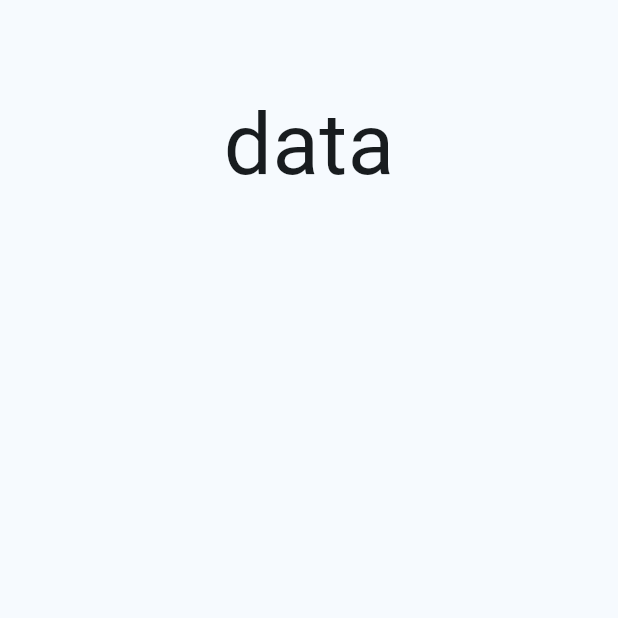
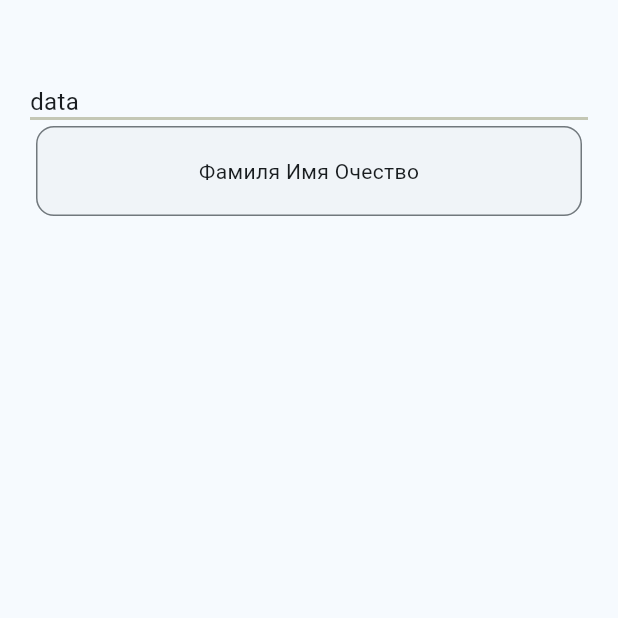
Before and after one commit to Aidosio/salles_app, a Flutter app: the screen it shows after launch, on a phone screen of 412 x 824 dp, the top half of it. Run offline on Flutter 3.47's test engine with Material 2 defaults, Android fonts, the phone set to English and light mode, and no system bars; our stand-ins replace flutter_multi_formatter.

Commit message:
MainViews & EmplyoeeViews
MainViews & EmplyoeeViews

```diff
--- a/lib/main.dart
+++ b/lib/main.dart
@@ -2,8 +2,10 @@ import 'package:flutter/material.dart';
 import 'package:flutter_localizations/flutter_localizations.dart';
 import 'package:flutter/cupertino.dart';
 import 'package:salles_app/views/ChoiseViews.dart';
+import 'package:salles_app/views/EmployeesView.dart';
 import 'package:salles_app/views/ExampleViews.dart';
 import 'package:salles_app/views/LoginViews.dart';
+import 'package:salles_app/views/MainViews.dart';
 
 import 'locale/AppLocalizationsDelegate.dart';
 import 'views/ChoiseCompanyViews.dart';
@@ -57,7 +59,7 @@ class _MyAppState extends State<MyApp> {
       //   changeLanguage: _changeLanguage,
       // ),
       routes: {
-        '/example': (context) => LoginViews(
+        '/login': (context) => LoginViews(
               changeLanguage: _changeLanguage,
             ),
         '/choise': (context) => ChoiseViews(
@@ -72,7 +74,13 @@ class _MyAppState extends State<MyApp> {
         '/choiseCompany': (context) => ChoiseCompanyViews(
               changeLanguage: _changeLanguage,
             ),
-        '/': (context) => ExampleViews(
+        '/examlpe': (context) => ExampleViews(
+              changeLanguage: _changeLanguage,
+            ),
+        '/mainhome': (context) => MainViews(
+              changeLanguage: _changeLanguage,
+            ),
+        '/': (context) => EmployeesView(
               changeLanguage: _changeLanguage,
             ),
         // '/sing': (context) => const SingIn(),
--- /dev/null
+++ b/lib/views/EmployeesView.dart
@@ -0,0 +1,64 @@
+import 'package:flutter/material.dart';
+import '../locale/AppLocalizations.dart';
+
+class EmployeesView extends StatefulWidget {
+  final Function(Locale) changeLanguage;
+  const EmployeesView({Key? key, required this.changeLanguage})
+      : super(key: key);
+
+  @override
+  State<EmployeesView> createState() => _EmployeesViewState();
+}
+
+class _EmployeesViewState extends State<EmployeesView> {
+  @override
+  Widget build(BuildContext context) {
+    final localizations = AppLocalizations.of(context);
+    TextTheme typography = Theme.of(context).textTheme;
+
+    return Scaffold(
+      resizeToAvoidBottomInset: false,
+      appBar: AppBar(),
+      body: Container(
+        alignment: Alignment.center,
+        padding: EdgeInsets.only(left: 20, right: 20, bottom: 20),
+        child: Column(
+          children: [
+            Align(
+              alignment: Alignment.topLeft,
+              child: Text(
+                'data',
+                style: TextStyle(fontSize: typography.bodyLarge?.fontSize),
+              ),
+            ),
+            Divider(
+              height: 1,
+              thickness: 2,
+              indent: 0,
+              endIndent: 0,
+              color: Color.fromARGB(74, 74, 74, 1),
+            ),
+
+            //компонент
+            Card(
+              elevation: 0,
+              shape: RoundedRectangleBorder(
+                side: BorderSide(
+                  color: Theme.of(context).colorScheme.outline,
+                ),
+                borderRadius: const BorderRadius.all(Radius.circular(12)),
+              ),
+              child: const SizedBox(
+                child: Center(
+                    child: Padding(
+                  padding: EdgeInsets.symmetric(vertical: 20, horizontal: 15),
+                  child: Text('Фамиля Имя Очество'),
+                )),
+              ),
+            ),
+          ],
+        ),
+      ),
+    );
+  }
+}
```
Also changed, not shown: lib/views/MainViews.dart (+74 -72 lines).
